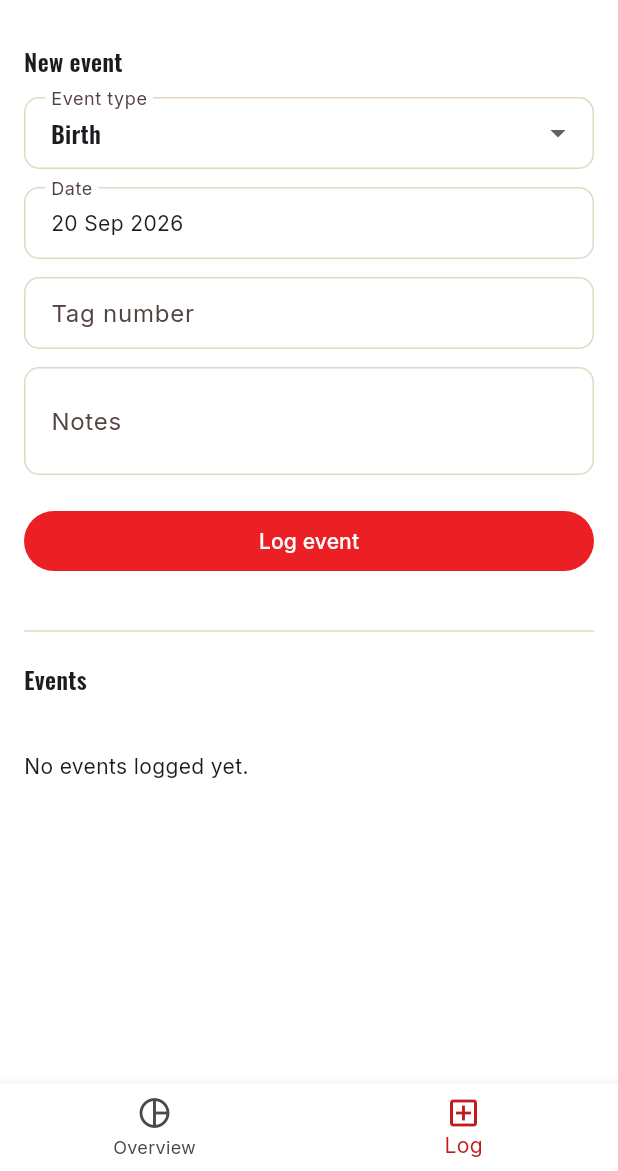
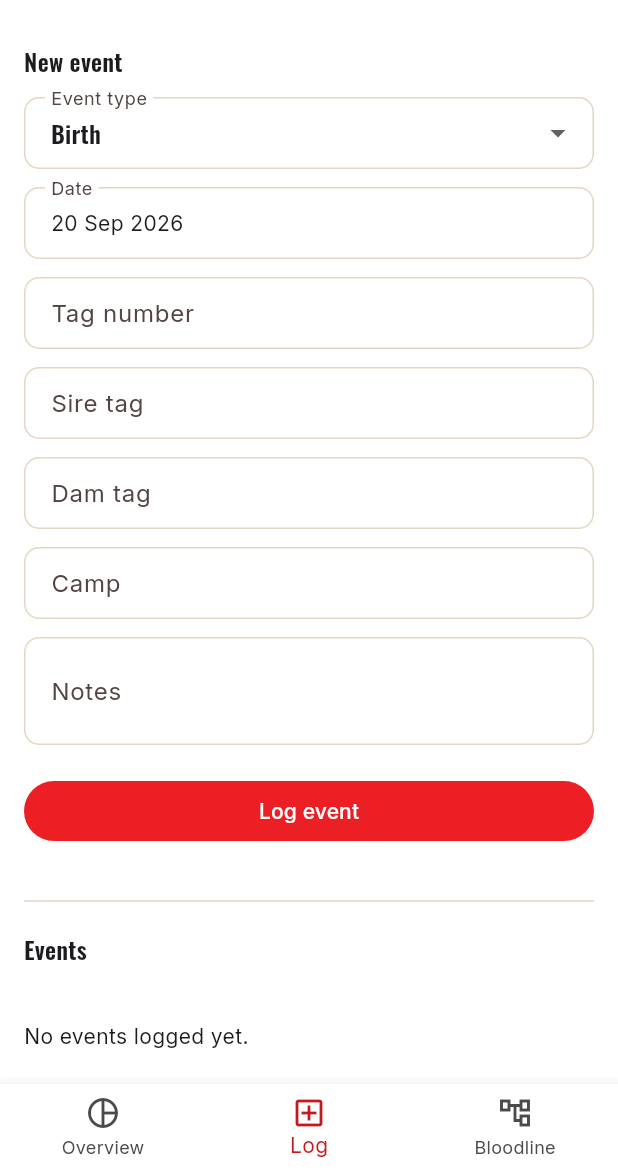
Before and after one commit to DFourie87/Nanini, a Flutter app: the GameSpeciesHomeScreen screen opened directly with empty values, item 2 of the bottom bar chosen, after a tap on "Log event", on a phone screen of 412 x 824 dp, the part 65-1236 px from its top. Run offline on Flutter 3.47's test engine with Material 3 defaults, Android fonts, the phone set to English and light mode, and no system bars; our stand-ins replace csv, fl_chart, flutter_map, google_fonts, latlong2, pdf and 4 more; accounts and stored records are empty; network calls fail.

Commit message:
Add Bloodline tab and camp tracking to Game Breeding
- Birth events now optionally record sire/dam tags; a new Bloodline
  tab lets you pick an animal by tag and walks its ancestry back
  through earlier birth events (guarded against circular records).
- Birth, Purchase, and a new Camp Move event type record which camp
  the animal is in; the Bloodline tab shows an animal's current camp,
  and Overview gets a "By camp" headcount breakdown for animals still
  alive (last event isn't a death or sale).

Needs two new columns on the game_events table added earlier -- SQL
to run:

alter table game_events add column if not exists sire_tag text;
alter table game_events add column if not exists dam_tag text;
alter table game_events add column if not exists camp text;

Co-Authored-By: Claude Sonnet 5 <noreply@anthropic.com>
Claude-Session: https://claude.ai/code/session_0154FLxM7bQ7qjn16GE6RHFv

```diff
--- a/nanini_app/lib/features/game_breeding/game_breeding_home_screen.dart
+++ b/nanini_app/lib/features/game_breeding/game_breeding_home_screen.dart
@@ -1,5 +1,6 @@
 import 'package:flutter/material.dart';
 import '../../core/widgets/nanini_app_bar.dart';
+import 'game_bloodline_screen.dart';
 import 'game_breeding_repository.dart';
 import 'game_log_screen.dart';
 import 'game_overview_screen.dart';
@@ -48,8 +49,8 @@ class _SpeciesButton extends StatelessWidget {
 }
 
 /// One subcategory app per species (Buffalo, Sable), each with its own
-/// Overview and Log tabs against the shared game_events table filtered by
-/// species.
+/// Overview, Log, and Bloodline tabs against the shared game_events table
+/// filtered by species.
 class GameSpeciesHomeScreen extends StatefulWidget {
   const GameSpeciesHomeScreen({super.key, required this.species});
   final String species;
@@ -67,6 +68,7 @@ class _GameSpeciesHomeScreenState extends State<GameSpeciesHomeScreen> {
     final pages = [
       GameOverviewScreen(repo: repo, species: widget.species),
       GameLogScreen(repo: repo, species: widget.species),
+      GameBloodlineScreen(repo: repo, species: widget.species),
     ];
     return Scaffold(
       appBar: NaniniAppBar(title: widget.species),
@@ -77,6 +79,7 @@ class _GameSpeciesHomeScreenState extends State<GameSpeciesHomeScreen> {
         items: const [
           BottomNavigationBarItem(icon: Icon(Icons.pie_chart_outline), label: 'Overview'),
           BottomNavigationBarItem(icon: Icon(Icons.add_box_outlined), label: 'Log'),
+          BottomNavigationBarItem(icon: Icon(Icons.account_tree_outlined), label: 'Bloodline'),
         ],
       ),
     );
--- a/nanini_app/lib/features/game_breeding/game_breeding_models.dart
+++ b/nanini_app/lib/features/game_breeding/game_breeding_models.dart
@@ -1,6 +1,6 @@
 const kGameSpecies = ['Buffalo', 'Sable'];
 
-enum GameEventType { birth, death, sale, purchase, weighing, health }
+enum GameEventType { birth, death, sale, purchase, weighing, health, campMove }
 
 String gameEventTypeLabel(GameEventType t) => switch (t) {
       GameEventType.birth => 'Birth',
@@ -9,7 +9,12 @@ String gameEventTypeLabel(GameEventType t) => switch (t) {
       GameEventType.purchase => 'Purchase',
       GameEventType.weighing => 'Weighing',
       GameEventType.health => 'Health',
+      GameEventType.campMove => 'Camp Move',
     };
+
+/// Event types where the camp an animal is in gets recorded -- its first
+/// camp (birth/purchase) or a later move between camps.
+bool gameEventCarriesCamp(GameEventType t) => t == GameEventType.birth || t == GameEventType.purchase || t == GameEventType.campMove;
 
 GameEventType gameEventTypeFromString(String? s) =>
     GameEventType.values.firstWhere((t) => t.name == s, orElse: () => GameEventType.health);
@@ -22,6 +27,9 @@ class GameEvent {
     required this.eventType,
     required this.eventDate,
     this.weightKg,
+    this.sireTag,
+    this.damTag,
+    this.camp,
     this.notes,
     DateTime? createdAt,
   }) : createdAt = createdAt ?? DateTime.now();
@@ -32,6 +40,15 @@ class GameEvent {
   final GameEventType eventType;
   final String eventDate;
   final double? weightKg;
+
+  /// Only meaningful on a birth event -- the parents' tag numbers, used to
+  /// walk the bloodline back through earlier birth events.
+  final String? sireTag;
+  final String? damTag;
+
+  /// Which camp the animal was in as of this event (birth/purchase/camp
+  /// move) -- an animal's current camp is whichever of these is most recent.
+  final String? camp;
   final String? notes;
   final DateTime createdAt;
 
@@ -42,6 +59,9 @@ class GameEvent {
         eventType: gameEventTypeFromString(j['event_type'] as String?),
         eventDate: j['event_date'] as String,
         weightKg: (j['weight_kg'] as num?)?.toDouble(),
+        sireTag: j['sire_tag'] as String?,
+        damTag: j['dam_tag'] as String?,
+        camp: j['camp'] as String?,
         notes: j['notes'] as String?,
         createdAt: DateTime.parse(j['created_at'] as String? ?? DateTime.now().toIso8601String()),
       );
@@ -52,6 +72,20 @@ class GameEvent {
         'event_type': eventType.name,
         'event_date': eventDate,
         'weight_kg': weightKg,
+        'sire_tag': sireTag,
+        'dam_tag': damTag,
+        'camp': camp,
         'notes': notes,
       };
 }
+
+/// The most recent camp-carrying event (birth/purchase/camp move) for
+/// `tag`, or null if the animal's camp was never recorded.
+String? currentCampFor(String tag, Iterable<GameEvent> events) {
+  final campEvents = events.where((e) => e.tagNumber == tag && gameEventCarriesCamp(e.eventType) && (e.camp ?? '').isNotEmpty).toList()
+    ..sort((a, b) {
+      final byDate = a.eventDate.compareTo(b.eventDate);
+      return byDate != 0 ? byDate : a.createdAt.compareTo(b.createdAt);
+    });
+  return campEvents.isEmpty ? null : campEvents.last.camp;
+}
--- a/nanini_app/lib/features/game_breeding/game_log_screen.dart
+++ b/nanini_app/lib/features/game_breeding/game_log_screen.dart
@@ -18,11 +18,16 @@ class GameLogScreen extends StatefulWidget {
 class _GameLogScreenState extends State<GameLogScreen> {
   final tagCtrl = TextEditingController();
   final weightCtrl = TextEditingController();
+  final sireCtrl = TextEditingController();
+  final damCtrl = TextEditingController();
+  final campCtrl = TextEditingController();
   final notesCtrl = TextEditingController();
   GameEventType eventType = GameEventType.birth;
   DateTime eventDate = DateTime.now();
 
   bool get _isWeighing => eventType == GameEventType.weighing;
+  bool get _isBirth => eventType == GameEventType.birth;
+  bool get _hasCamp => gameEventCarriesCamp(eventType);
 
   @override
   Widget build(BuildContext context) {
@@ -57,6 +62,16 @@ class _GameLogScreenState extends State<GameLogScreen> {
               const SizedBox(height: 12),
               TextField(controller: weightCtrl, keyboardType: const TextInputType.numberWithOptions(decimal: true), decoration: const InputDecoration(labelText: 'Weight (kg)')),
             ],
+            if (_isBirth) ...[
+              const SizedBox(height: 12),
+              TextField(controller: sireCtrl, decoration: const InputDecoration(labelText: 'Sire tag')),
+              const SizedBox(height: 12),
+              TextField(controller: damCtrl, decoration: const InputDecoration(labelText: 'Dam tag')),
+            ],
+            if (_hasCamp) ...[
+              const SizedBox(height: 12),
+              TextField(controller: campCtrl, decoration: const InputDecoration(labelText: 'Camp')),
+            ],
             const SizedBox(height: 12),
             TextField(controller: notesCtrl, decoration: const InputDecoration(labelText: 'Notes'), maxLines: 2),
             const SizedBox(height: 20),
@@ -85,6 +100,9 @@ class _GameLogScreenState extends State<GameLogScreen> {
         subtitle: Text([
           fmtDateDisplay(e.eventDate),
           if (e.weightKg != null) '${e.weightKg} kg',
+          if ((e.sireTag ?? '').isNotEmpty) 'Sire: ${e.sireTag}',
+          if ((e.damTag ?? '').isNotEmpty) 'Dam: ${e.damTag}',
+          if ((e.camp ?? '').isNotEmpty) 'Camp: ${e.camp}',
           if ((e.notes ?? '').isNotEmpty) e.notes!,
         ].join(' · ')),
         trailing: IconButton(
@@ -108,6 +126,7 @@ class _GameLogScreenState extends State<GameLogScreen> {
         GameEventType.purchase => Icons.add_shopping_cart_outlined,
         GameEventType.weighing => Icons.monitor_weight_outlined,
         GameEventType.health => Icons.medical_services_outlined,
+        GameEventType.campMove => Icons.map_outlined,
       };
 
   Future<void> _save() async {
@@ -118,6 +137,9 @@ class _GameLogScreenState extends State<GameLogScreen> {
       eventType: eventType,
       eventDate: toDateStr(eventDate),
       weightKg: weight,
+      sireTag: _isBirth && sireCtrl.text.trim().isNotEmpty ? sireCtrl.text.trim() : null,
+      damTag: _isBirth && damCtrl.text.trim().isNotEmpty ? damCtrl.text.trim() : null,
+      camp: _hasCamp && campCtrl.text.trim().isNotEmpty ? campCtrl.text.trim() : null,
       notes: notesCtrl.text.trim().isEmpty ? null : notesCtrl.text.trim(),
     ));
     if (!mounted) return;
@@ -125,6 +147,9 @@ class _GameLogScreenState extends State<GameLogScreen> {
     setState(() {
       tagCtrl.clear();
       weightCtrl.clear();
+      sireCtrl.clear();
+      damCtrl.clear();
+      campCtrl.clear();
       notesCtrl.clear();
       eventType = GameEventType.birth;
       eventDate = DateTime.now();
--- a/nanini_app/lib/features/game_breeding/game_overview_screen.dart
+++ b/nanini_app/lib/features/game_breeding/game_overview_screen.dart
@@ -21,6 +21,15 @@ class GameOverviewScreen extends StatelessWidget {
 
         final weighings = events.where((e) => e.eventType == GameEventType.weighing && e.weightKg != null).toList();
         final avgWeight = weighings.isEmpty ? null : weighings.fold<double>(0, (s, e) => s + e.weightKg!) / weighings.length;
+
+        final byCamp = <String, int>{};
+        for (final tag in {for (final e in events) if ((e.tagNumber ?? '').isNotEmpty) e.tagNumber!}) {
+          if (!_isAlive(tag, events)) continue;
+          final camp = currentCampFor(tag, events);
+          if (camp == null) continue;
+          byCamp[camp] = (byCamp[camp] ?? 0) + 1;
+        }
+        final campEntries = byCamp.entries.toList()..sort((a, b) => b.value.compareTo(a.value));
 
         return ListView(
           padding: const EdgeInsets.all(16),
@@ -54,6 +63,19 @@ class GameOverviewScreen extends StatelessWidget {
                 ),
               ),
             ),
+            if (campEntries.isNotEmpty) ...[
+              const SizedBox(height: 20),
+              Text('By camp', style: Theme.of(context).textTheme.titleMedium),
+              const SizedBox(height: 12),
+              Card(
+                child: Padding(
+                  padding: const EdgeInsets.all(16),
+                  child: Column(
+                    children: [for (final c in campEntries) _row(c.key, '${c.value}')],
+                  ),
+                ),
+              ),
+            ],
             const SizedBox(height: 12),
             Text('Total events: ${events.length}', style: const TextStyle(color: NaniniColors.muted)),
           ],
@@ -62,6 +84,19 @@ class GameOverviewScreen extends StatelessWidget {
     );
   }
 
+  /// An animal counts as alive as long as its most recent event isn't a
+  /// death or sale.
+  bool _isAlive(String tag, List<GameEvent> events) {
+    final tagEvents = events.where((e) => e.tagNumber == tag).toList()
+      ..sort((a, b) {
+        final byDate = a.eventDate.compareTo(b.eventDate);
+        return byDate != 0 ? byDate : a.createdAt.compareTo(b.createdAt);
+      });
+    if (tagEvents.isEmpty) return true;
+    final last = tagEvents.last.eventType;
+    return last != GameEventType.death && last != GameEventType.sale;
+  }
+
   Widget _row(String label, String value) => Padding(
         padding: const EdgeInsets.symmetric(vertical: 4),
         child: Row(mainAxisAlignment: MainAxisAlignment.spaceBetween, children: [Text(label), Text(value, style: const TextStyle(fontWeight: FontWeight.w600))]),
```
Also changed, not shown: nanini_app/lib/features/game_breeding/game_bloodline_screen.dart (added, +129 -0 lines).
